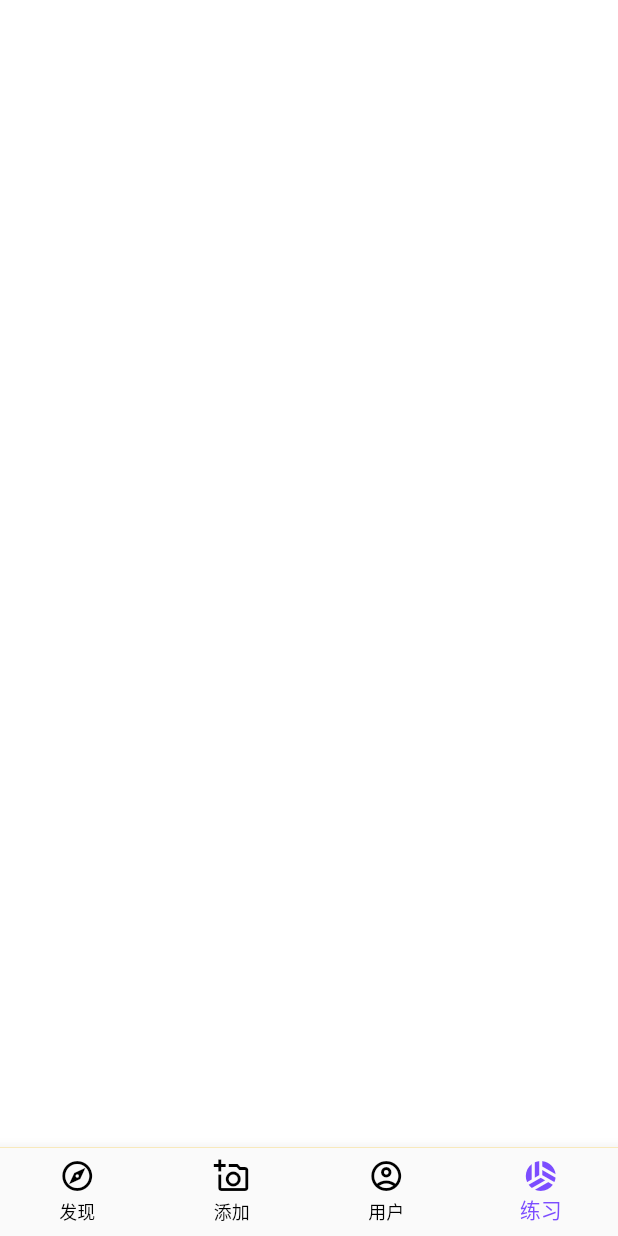
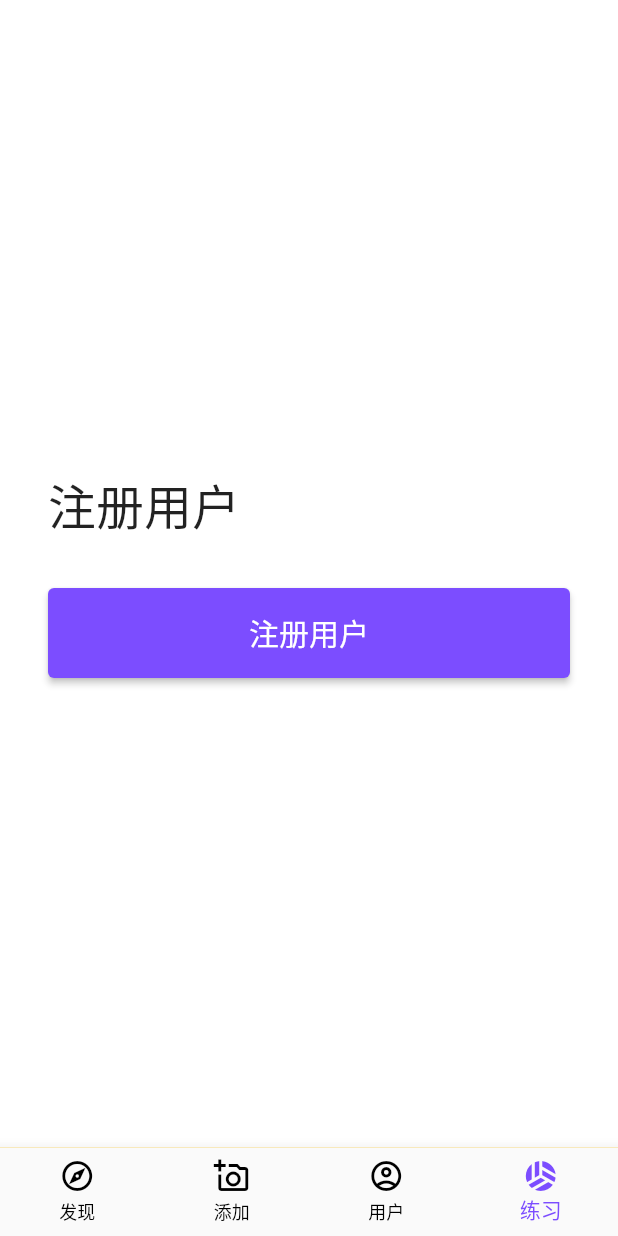
Before and after one commit to ninghao/xb2_flutter, a Flutter app: the screen it shows after launch, item 4 of the bottom bar chosen, on a phone screen of 412 x 824 dp. Run offline on Flutter 3.47's test engine with Material 2 defaults, Android fonts, the phone set to English and light mode, and no system bars; network calls fail.

Commit message:
按钮：ElevatedButton

```diff
--- a/lib/playground/input/playground_input.dart
+++ b/lib/playground/input/playground_input.dart
@@ -7,6 +7,7 @@ class PlaygroundInput extends StatelessWidget {
     return Container(
       color: Colors.white,
       padding: EdgeInsets.all(32),
+      width: double.infinity,
       child: UserCreate(),
     );
   }
--- a/lib/user/create/user_create.dart
+++ b/lib/user/create/user_create.dart
@@ -3,6 +3,29 @@ import 'package:flutter/material.dart';
 class UserCreate extends StatelessWidget {
   @override
   Widget build(BuildContext context) {
-    return Container();
+    return Column(
+      mainAxisAlignment: MainAxisAlignment.center,
+      crossAxisAlignment: CrossAxisAlignment.start,
+      children: [
+        Text(
+          '注册用户',
+          style: TextStyle(
+            fontWeight: FontWeight.w300,
+            fontSize: 32,
+          ),
+        ),
+        SizedBox(height: 32),
+        ElevatedButton(
+          style: ElevatedButton.styleFrom(
+            textStyle: TextStyle(fontSize: 20),
+            minimumSize: Size(double.infinity, 60),
+          ),
+          child: Text('注册用户'),
+          onPressed: () {
+            print('注册用户');
+          },
+        ),
+      ],
+    );
   }
 }
```
